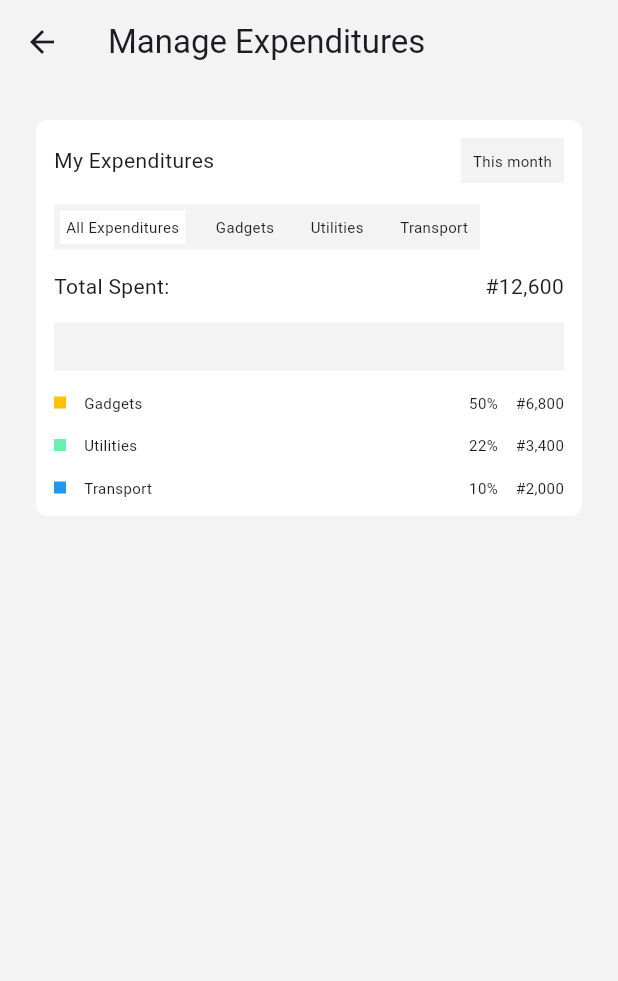
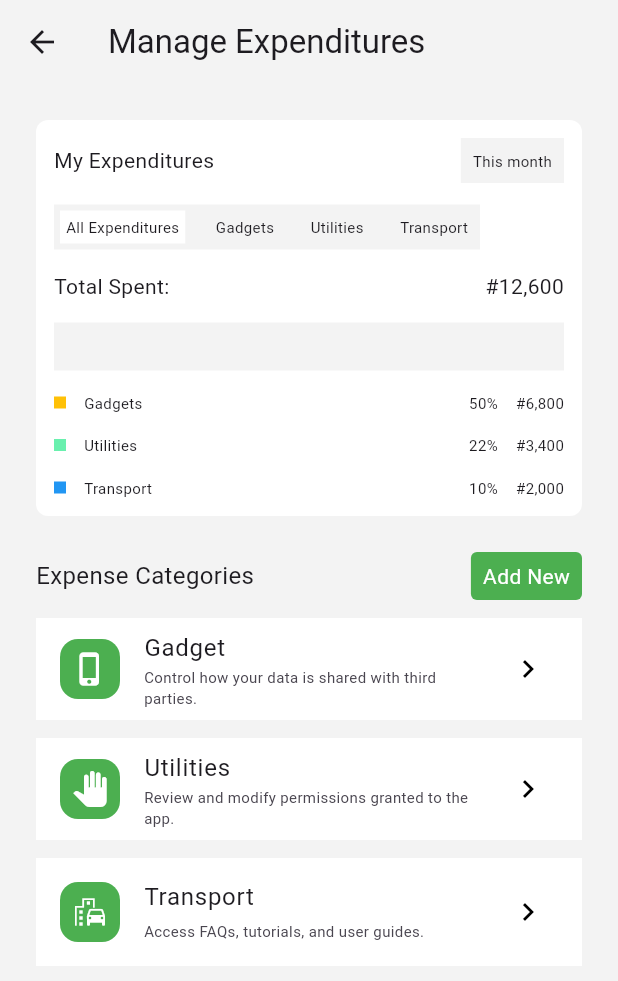
Before and after one commit to olumuyiwaa/fatherland-money, a Flutter app: the screen it shows after launch, after a tap on "Manage Expenses", on a phone screen of 412 x 824 dp. Shown: the top 981 px of the screen. Run offline on Flutter 3.47's test engine with Material 3 defaults, Android fonts, the phone set to English and light mode, and no system bars.

Commit message:
"Refactored HomePage, ManageBudgets, and SettingsPage to update padding and layout. Replaced SettingTile with AppTile in SettingsPage."

```diff
--- a/lib/pages/home_page.dart
+++ b/lib/pages/home_page.dart
@@ -53,7 +53,7 @@ class HomePage extends StatelessWidget {
           height: 32,
         ),
         Container(
-          padding: EdgeInsets.all(16),
+          padding: EdgeInsets.fromLTRB(16, 16, 16, 20),
           height: 198,
           decoration: BoxDecoration(
               image: DecorationImage(
@@ -135,7 +135,7 @@ class HomePage extends StatelessWidget {
                     ),
                   ),
                   SizedBox(
-                    height: 2,
+                    height: 4,
                   ),
                   Container(
                     padding: EdgeInsets.fromLTRB(8, 0, 8, 0),
--- a/lib/pages/manage_expenditures.dart
+++ b/lib/pages/manage_expenditures.dart
@@ -1,6 +1,7 @@
 // ignore_for_file: prefer_const_constructors, prefer_const_literals_to_create_immutables
 
 import 'package:fatherland_money/utilities/expenditure_widget.dart';
+import 'package:fatherland_money/utilities/app_tile.dart';
 import 'package:flutter/material.dart';
 
 class ManageBudgets extends StatelessWidget {
@@ -19,6 +20,52 @@ class ManageBudgets extends StatelessWidget {
         child: ListView(
           children: [
             ExpenditureWidget(),
+            Column(
+              crossAxisAlignment: CrossAxisAlignment.start,
+              children: [
+                Row(
+                  mainAxisAlignment: MainAxisAlignment.spaceBetween,
+                  children: [
+                    Text(
+                      'Expense Categories',
+                      style: TextStyle(fontSize: 16),
+                    ),
+                    GestureDetector(
+                        onTap: () {},
+                        child: Container(
+                          padding: EdgeInsets.fromLTRB(8, 6, 8, 6),
+                          decoration: BoxDecoration(
+                              borderRadius: BorderRadius.circular(4),
+                              color: Colors.green),
+                          child: Text(
+                            'Add New',
+                            style: TextStyle(color: Colors.white),
+                          ),
+                        ))
+                  ],
+                ),
+                SizedBox(
+                  height: 12,
+                ),
+                AppTile(
+                  titleText: 'Gadget',
+                  subtitleText:
+                      'Control how your data is shared with third parties.',
+                  tileIcon: Icon(Icons.phone_iphone),
+                ),
+                AppTile(
+                  titleText: 'Utilities',
+                  subtitleText:
+                      'Review and modify permissions granted to the app.',
+                  tileIcon: Icon(Icons.pan_tool),
+                ),
+                AppTile(
+                  titleText: 'Transport',
+                  subtitleText: 'Access FAQs, tutorials, and user guides.',
+                  tileIcon: Icon(Icons.emoji_transportation),
+                ),
+              ],
+            ),
           ],
         ),
       ),
--- a/lib/utilities/setting_tile.dart
+++ b/lib/utilities/app_tile.dart
@@ -2,12 +2,12 @@
 
 import 'package:flutter/material.dart';
 
-class SettingTile extends StatelessWidget {
+class AppTile extends StatelessWidget {
   final String titleText;
   final String subtitleText;
   final Icon tileIcon;
 
-  const SettingTile({
+  const AppTile({
     super.key,
     required this.titleText,
     required this.subtitleText,
```
Also changed, not shown: lib/pages/settings_page.dart (+15 -15 lines).
